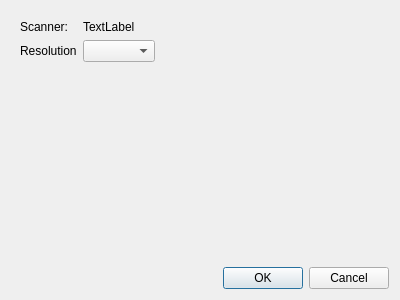
uliss/quneiform, file gui/scan/scannerdialog.ui: the form before one commit.
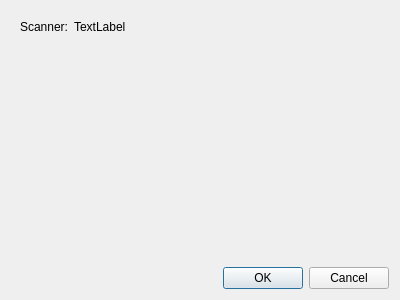
The form after the commit. The open tabs and pages were chosen to show the change.

Commit message: widget creation

What changed in the file:
```diff
--- a/gui/scan/scannerdialog.ui
+++ b/gui/scan/scannerdialog.ui
@@ -64,16 +64,6 @@
            </property>
           </widget>
          </item>
-         <item row="1" column="0">
-          <widget class="QLabel" name="resolutionLabel">
-           <property name="text">
-            <string>Resolution</string>
-           </property>
-          </widget>
-         </item>
-         <item row="1" column="1">
-          <widget class="QComboBox" name="resolutionWidget"/>
-         </item>
         </layout>
        </item>
       </layout>
```
The commit also changes 4 other files.
